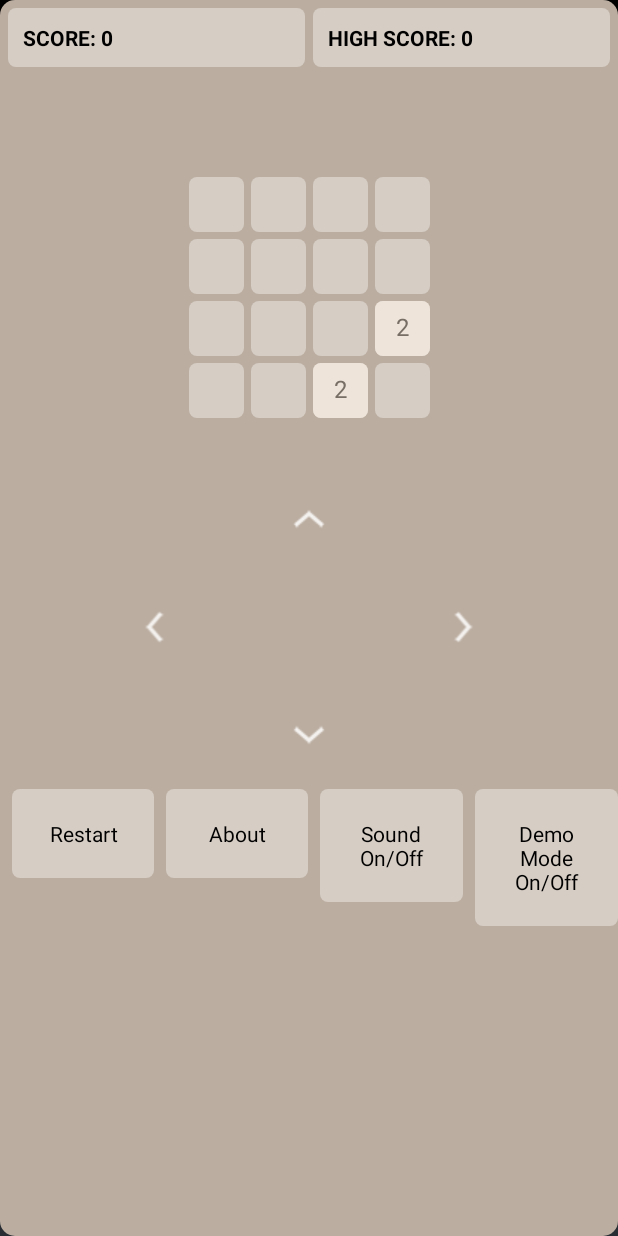
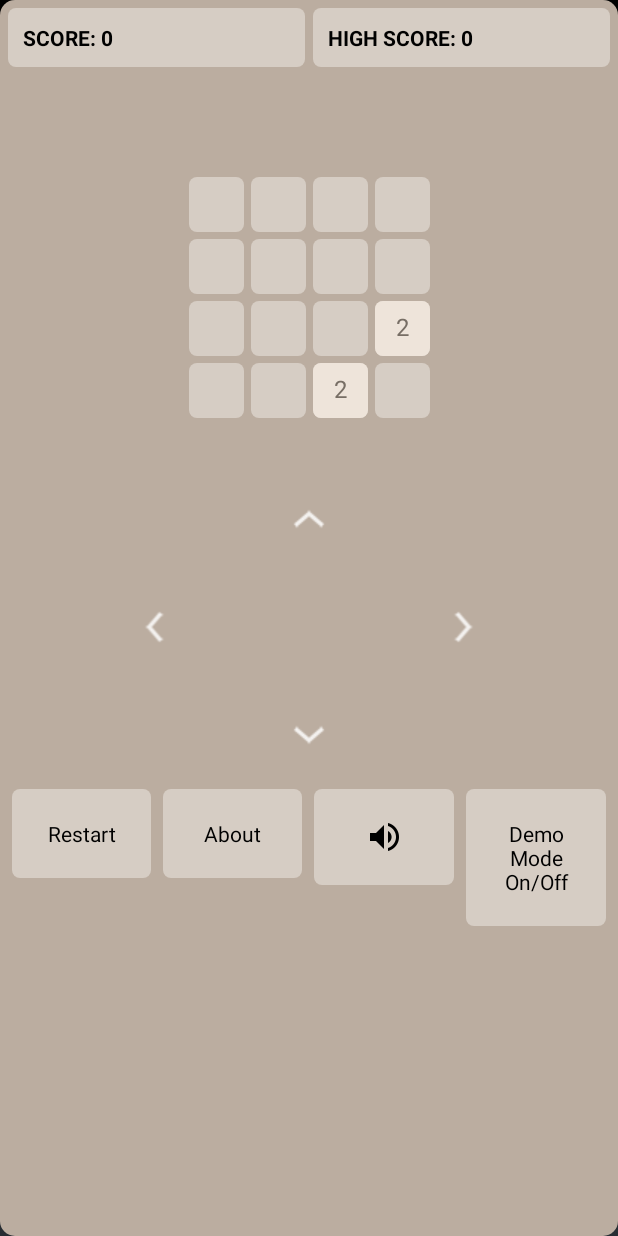
Before and after one commit to Tjaub95/2048, an Android app: the screen it shows after launch (TwoZeroFourEightActivity), on a phone screen of 412 x 824 dp. Run offline under Robolectric (Android 15) with nearby library versions, the phone set to English and light mode, and no system bars.

Commit message:
Have all of the button logic for sound.

```diff
--- a/app/src/main/java/com/tjewell/csse2048/TwoZeroFourEightActivity.java
+++ b/app/src/main/java/com/tjewell/csse2048/TwoZeroFourEightActivity.java
@@ -2,7 +2,6 @@ package com.tjewell.csse2048;
 
 import android.app.Activity;
 import android.app.AlertDialog;
-import android.content.DialogInterface;
 import android.content.SharedPreferences;
 import android.os.Bundle;
 import android.preference.PreferenceManager;
@@ -21,15 +20,16 @@ public class TwoZeroFourEightActivity extends Activity implements View.OnClickLi
     private GridView gridView;
     private Button restart;
     private Button demoMode;
-    private Button soundOption;
     private Button aboutUs;
     private ImageView left;
     private ImageView up;
     private ImageView down;
     private ImageView right;
+    private ImageView soundOption;
     private TextView score;
     private TextView highScore;
     private TwoZeroFourEightFragment frag;
+    private boolean sound;
 
     @Override
     protected void onCreate(@Nullable Bundle savedInstanceState) {
@@ -40,8 +40,6 @@ public class TwoZeroFourEightActivity extends Activity implements View.OnClickLi
         restart.setOnClickListener(this);
         demoMode = (Button) findViewById(R.id.demo);
         demoMode.setOnClickListener(this);
-        soundOption = (Button) findViewById(R.id.sound);
-        soundOption.setOnClickListener(this);
         aboutUs = (Button) findViewById(R.id.about);
         aboutUs.setOnClickListener(this);
         left = (ImageView) findViewById(R.id.imageLeft);
@@ -52,6 +50,8 @@ public class TwoZeroFourEightActivity extends Activity implements View.OnClickLi
         up.setOnClickListener(this);
         down = (ImageView) findViewById(R.id.imageDown);
         down.setOnClickListener(this);
+        soundOption = (ImageView) findViewById(R.id.sound);
+        soundOption.setOnClickListener(this);
 
         highScore = (TextView) findViewById(R.id.high_score);
         score = (TextView) findViewById(R.id.score);
@@ -64,12 +64,38 @@ public class TwoZeroFourEightActivity extends Activity implements View.OnClickLi
                 .commit();
 
         load();
+
+        if (sound) {
+            soundOption.setImageDrawable(getDrawable(R.drawable.ic_volume_up_black_24dp));
+        } else {
+            soundOption.setImageDrawable(getDrawable(R.drawable.ic_volume_off_black_24dp));
+        }
+    }
+
+    @Override
+    protected void onPause() {
+        super.onPause();
+        save();
+    }
+
+    @Override
+    protected void onResume() {
+        super.onResume();
+        load();
+    }
+
+    private void save() {
+        SharedPreferences settings = PreferenceManager.getDefaultSharedPreferences(getApplicationContext());
+        SharedPreferences.Editor editor = settings.edit();
+        editor.putBoolean("soundSetting", sound);
+        editor.apply();
     }
 
     private void load() {
         SharedPreferences settings = PreferenceManager.getDefaultSharedPreferences(getApplicationContext());
         score.setText("SCORE: " + settings.getLong("score", 0));
         highScore.setText("HIGH SCORE: " + settings.getLong("high score temp", 0));
+        sound = settings.getBoolean("soundSetting", true);
     }
 
     @Override
@@ -83,28 +109,21 @@ public class TwoZeroFourEightActivity extends Activity implements View.OnClickLi
                 builder.setMessage(getString(R.string.dialog_message));
 
                 String positiveText = getString(android.R.string.ok);
-                builder.setPositiveButton(positiveText,
-                        new DialogInterface.OnClickListener() {
-                            @Override
-                            public void onClick(DialogInterface dialog, int which) {
-                                // positive button logic
-                            }
-                        });
-
+                builder.setPositiveButton(positiveText, null);
                 String negativeText = getString(android.R.string.cancel);
-                builder.setNegativeButton(negativeText,
-                        new DialogInterface.OnClickListener() {
-                            @Override
-                            public void onClick(DialogInterface dialog, int which) {
-                                // negative button logic
-                            }
-                        });
+                builder.setNegativeButton(negativeText, null);
 
                 AlertDialog dialog = builder.create();
                 // display dialog
                 dialog.show();
                 break;
             case R.id.sound:
+                sound = !sound;
+                if (sound) {
+                    soundOption.setImageDrawable(getDrawable(R.drawable.ic_volume_up_black_24dp));
+                } else {
+                    soundOption.setImageDrawable(getDrawable(R.drawable.ic_volume_off_black_24dp));
+                }
                 break;
             case R.id.demo:
                 break;
--- a/app/src/main/res/layout/activity_two_zero_four_eight.xml
+++ b/app/src/main/res/layout/activity_two_zero_four_eight.xml
@@ -121,13 +121,14 @@
             android:padding="20dp"
             android:text="@string/about" />
 
-        <Button
+        <ImageView
             android:id="@+id/sound"
             android:layout_width="0dp"
             android:layout_height="wrap_content"
             android:layout_gravity="center_horizontal"
             android:layout_marginLeft="8dp"
             android:layout_weight=".25"
+            android:src="@drawable/ic_volume_up_black_24dp"
             android:background="@drawable/cell_rectangle"
             android:padding="20dp"
             android:text="@string/sound" />
@@ -138,6 +139,7 @@
             android:layout_height="wrap_content"
             android:layout_gravity="center_horizontal"
             android:layout_marginLeft="8dp"
+            android:layout_marginRight="8dp"
             android:layout_weight=".25"
             android:background="@drawable/cell_rectangle"
             android:ellipsize="none"
```
Also changed, not shown: app/src/main/res/drawable-hdpi/ic_volume_off_black_24dp.png (added), app/src/main/res/drawable-hdpi/ic_volume_up_black_24dp.png (added), app/src/main/res/drawable-mdpi/ic_volume_off_black_24dp.png (added), app/src/main/res/drawable-mdpi/ic_volume_up_black_24dp.png (added), app/src/main/res/drawable-xhdpi/ic_volume_off_black_24dp.png (added), app/src/main/res/drawable-xhdpi/ic_volume_up_black_24dp.png (added), app/src/main/res/drawable-xxhdpi/ic_volume_off_black_24dp.png (added), app/src/main/res/drawable-xxhdpi/ic_volume_up_black_24dp.png (added), app/src/main/res/drawable-xxxhdpi/ic_volume_off_black_24dp.png (added), app/src/main/res/drawable-xxxhdpi/ic_volume_up_black_24dp.png (added).
